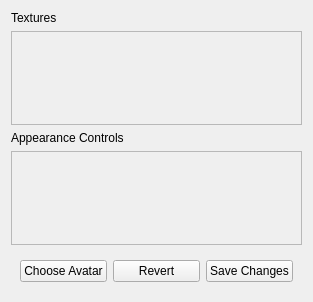
Old version of the form bin/data/ui/avatareditor.ui in the repository realXtend/tundra.
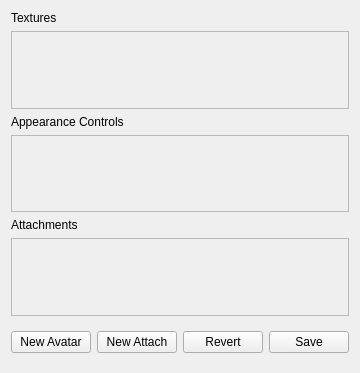
New version of the form.

Commit message: Fixed avatar polygons not being hidden from under attachments. Added attachment view to avatar editor. (Remove attachment works, add attachment todo)

```diff
--- a/bin/data/ui/avatareditor.ui
+++ b/bin/data/ui/avatareditor.ui
@@ -6,8 +6,8 @@
    <rect>
     <x>0</x>
     <y>0</y>
-    <width>313</width>
-    <height>302</height>
+    <width>336</width>
+    <height>373</height>
    </rect>
   </property>
   <layout class="QVBoxLayout" name="verticalLayout">
@@ -119,6 +119,54 @@
      </widget>
     </widget>
    </item>
+   <item>
+    <widget class="QLabel" name="label_attachments">
+     <property name="sizePolicy">
+      <sizepolicy hsizetype="Maximum" vsizetype="Maximum">
+       <horstretch>0</horstretch>
+       <verstretch>0</verstretch>
+      </sizepolicy>
+     </property>
+     <property name="text">
+      <string>Attachments</string>
+     </property>
+    </widget>
+   </item>
+   <item>
+    <widget class="QScrollArea" name="scroll_attachments">
+     <property name="sizePolicy">
+      <sizepolicy hsizetype="Ignored" vsizetype="Ignored">
+       <horstretch>0</horstretch>
+       <verstretch>0</verstretch>
+      </sizepolicy>
+     </property>
+     <property name="verticalScrollBarPolicy">
+      <enum>Qt::ScrollBarAsNeeded</enum>
+     </property>
+     <property name="widgetResizable">
+      <bool>false</bool>
+     </property>
+     <widget class="QWidget" name="panel_attachments">
+      <property name="enabled">
+       <bool>true</bool>
+      </property>
+      <property name="geometry">
+       <rect>
+        <x>0</x>
+        <y>0</y>
+        <width>20</width>
+        <height>20</height>
+       </rect>
+      </property>
+      <property name="sizePolicy">
+       <sizepolicy hsizetype="Ignored" vsizetype="Ignored">
+        <horstretch>0</horstretch>
+        <verstretch>0</verstretch>
+       </sizepolicy>
+      </property>
+     </widget>
+    </widget>
+   </item>
    <item>
     <widget class="QWidget" name="widget" native="true">
      <property name="sizePolicy">
@@ -127,17 +175,24 @@
        <verstretch>0</verstretch>
       </sizepolicy>
      </property>
-     <layout class="QHBoxLayout" name="horizontalLayout_2" stretch="0,0,0">
-      <property name="spacing">
-       <number>6</number>
+     <layout class="QHBoxLayout" name="horizontalLayout">
+      <property name="leftMargin">
+       <number>0</number>
       </property>
-      <property name="sizeConstraint">
-       <enum>QLayout::SetNoConstraint</enum>
+      <property name="rightMargin">
+       <number>0</number>
       </property>
       <item>
        <widget class="QPushButton" name="but_load">
         <property name="text">
-         <string>Choose Avatar</string>
+         <string>New Avatar</string>
+        </property>
+       </widget>
+      </item>
+      <item>
+       <widget class="QPushButton" name="but_attachment">
+        <property name="text">
+         <string>New Attach</string>
         </property>
        </widget>
       </item>
@@ -151,7 +206,7 @@
       <item>
        <widget class="QPushButton" name="but_export">
         <property name="text">
-         <string>Save Changes</string>
+         <string>Save</string>
         </property>
        </widget>
       </item>
```
The commit also changes 3 other files.
